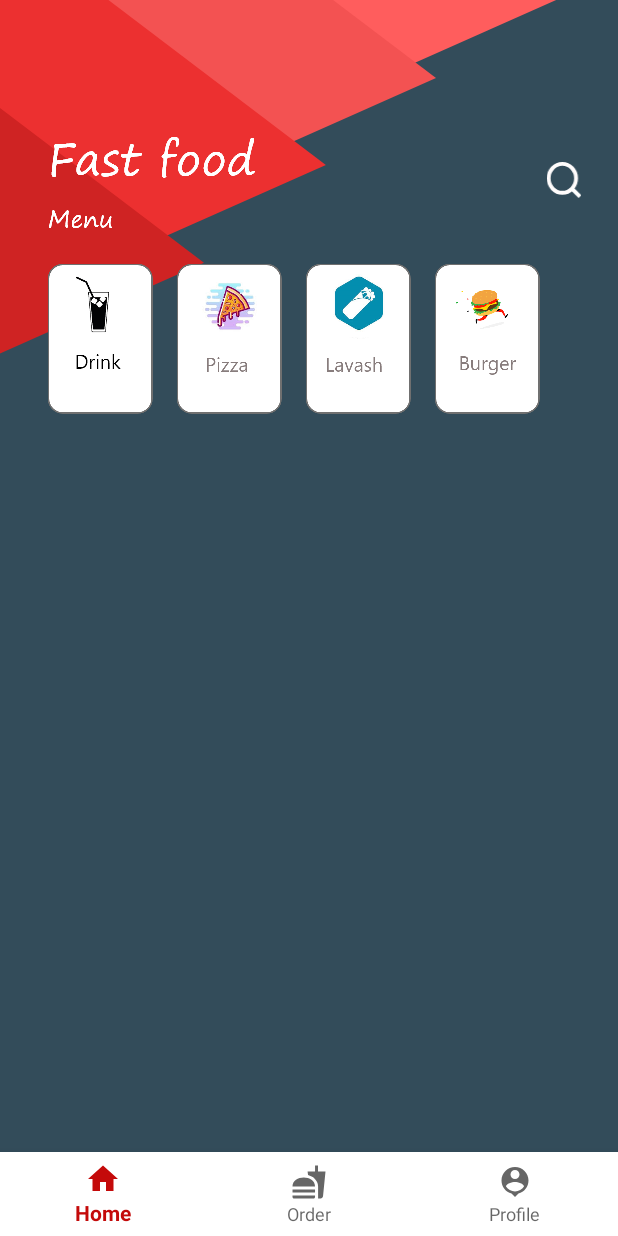
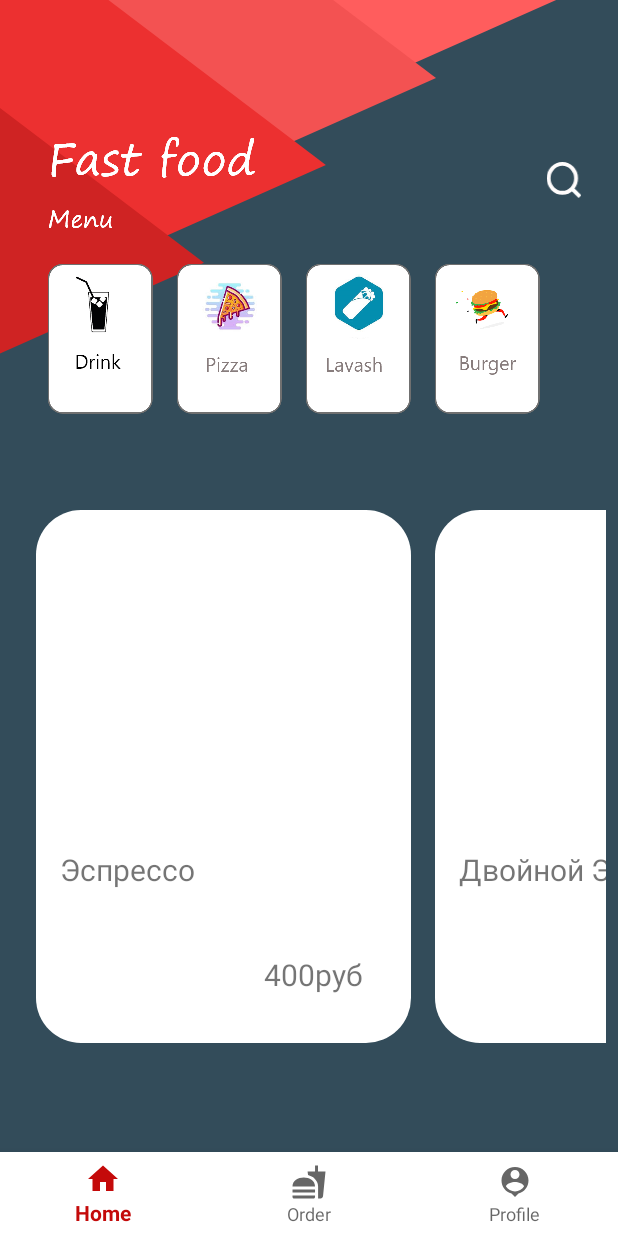
Before and after one commit to Zigfruid/Cafe-appMenu, an Android app: the screen it shows after launch (MenuActivity), after a tap on an icon or button, on a phone screen of 412 x 824 dp. Run offline under Robolectric (Android 15) with nearby library versions, the phone set to English and light mode, and no system bars; our stand-ins replace Room's generated code.

Commit message:
home fragment was done

```diff
--- a/app/src/main/java/com/example/fastfood/CafeeAdapter/MainAdapter.kt
+++ b/app/src/main/java/com/example/fastfood/CafeeAdapter/MainAdapter.kt
@@ -5,22 +5,24 @@ import android.view.View
 import android.view.ViewGroup
 import androidx.recyclerview.widget.RecyclerView
 import com.example.fastfood.R
-import com.example.fastfood.data.ModelCafee.MenuCafe
+import com.example.fastfood.data.ModelCafee.CafeMenu
 import kotlinx.android.synthetic.main.rv_item.view.*
 
 class MainAdapter: RecyclerView.Adapter<MainAdapter.MainViewHolder>() {
 
-    var item: List<MenuCafe> = listOf()
+    var item: List<CafeMenu> = listOf()
     set(value) {
         field = value
         notifyDataSetChanged()
     }
 
+
+
     inner class MainViewHolder(itemView: View) : RecyclerView.ViewHolder(itemView){
 
-        fun popMod(menu: MenuCafe) {
+        fun popMod(menu: CafeMenu) {
             itemView.tvItemProductName.text = menu.nameRus
-            itemView.tvItemProductCost.text = menu.cost
+           itemView.tvItemProductCost?.text = menu.cost
         }
 
     }
--- a/app/src/main/java/com/example/fastfood/Fragments/HomeFragment.kt
+++ b/app/src/main/java/com/example/fastfood/Fragments/HomeFragment.kt
@@ -18,7 +18,6 @@ class HomeFragment: Fragment(R.layout.home_fragment)  {
 
     override fun onViewCreated(view: View, savedInstanceState: Bundle?) {
         super.onViewCreated(view, savedInstanceState)
-
 
         val fragment = FragmentMenu()
         val bundle = Bundle()
--- a/app/src/main/java/com/example/fastfood/MenuRecycleFragment/FragmentMenu.kt
+++ b/app/src/main/java/com/example/fastfood/MenuRecycleFragment/FragmentMenu.kt
@@ -1,28 +1,31 @@
 package com.example.fastfood.MenuRecycleFragment
 
 import android.os.Bundle
+import android.util.Log
 import android.view.View
 import androidx.fragment.app.Fragment
 import com.example.fastfood.CafeeAdapter.MainAdapter
 import com.example.fastfood.Fragments.HomeFragment
 import com.example.fastfood.R
-import com.example.fastfood.data.MenuDataBase
-import com.example.fastfood.data.dao.CafeDao
+import com.example.fastfood.data.MenuDB
+import com.example.fastfood.data.dao.MenuDao
 import kotlinx.android.synthetic.main.fragment_recycler.*
 
 class FragmentMenu : Fragment(R.layout.fragment_recycler) {
 
     private val mAdapter = MainAdapter()
-    lateinit var dao: CafeDao
+    lateinit var dao: MenuDao
 
     override fun onViewCreated(view: View, savedInstanceState: Bundle?) {
         super.onViewCreated(view, savedInstanceState)
         rv1.adapter = mAdapter
         val type = arguments?.getInt(HomeFragment.TYPE_ID) ?:1
-        dao = MenuDataBase.getInstance(requireContext()).dao()
+        dao = MenuDB.getInstance(requireContext()).dao()
         fillData(type)
     }
     private fun fillData(type: Int){
-        mAdapter.item = dao.getAllOfMenu(type)
+        Log.d("modeller", dao.getMenuByType(type).toString())
+        mAdapter.item = dao.getMenuByType(type)
     }
+
 }
--- a/app/src/main/java/com/example/fastfood/data/MenuDataBase.kt
+++ b/app/src/main/java/com/example/fastfood/data/MenuDB.kt
@@ -4,25 +4,23 @@ import android.content.Context
 import androidx.room.Database
 import androidx.room.Room
 import androidx.room.RoomDatabase
-import com.example.fastfood.data.ModelCafee.MenuCafe
-import com.example.fastfood.data.dao.CafeDao
+import com.example.fastfood.data.ModelCafee.CafeMenu
+import com.example.fastfood.data.dao.MenuDao
 
-@Database(entities = [MenuCafe::class], version = 2)
-abstract class MenuDataBase : RoomDatabase() {
-
+@Database(entities = [CafeMenu::class], version = 2)
+abstract class MenuDB : RoomDatabase() {
     companion object{
-        private lateinit var INSTANCE: MenuDataBase
-
-        fun getInstance(context: Context): MenuDataBase =
+        private lateinit var INSTANCE: MenuDB
+        fun getInstance(context: Context) : MenuDB =
             Room.databaseBuilder(
                 context,
-                MenuDataBase::class.java,
+                MenuDB::class.java,
                 "menu-database.db"
+
             )
                 .createFromAsset("menu-database.db")
                 .allowMainThreadQueries()
                 .build()
     }
-
-    abstract fun dao(): CafeDao
+   abstract fun dao():MenuDao
 }
--- /dev/null
+++ b/app/src/main/java/com/example/fastfood/data/ModelCafee/CafeMenu.kt
@@ -0,0 +1,27 @@
+package com.example.fastfood.data.ModelCafee
+
+import androidx.room.ColumnInfo
+import androidx.room.Entity
+import androidx.room.PrimaryKey
+
+@Entity(tableName = "Cafee")
+data class CafeMenu (
+   @PrimaryKey
+   val id: Int,
+
+   @ColumnInfo(name = "type")
+    val type: Int,
+
+   @ColumnInfo(name = "nameRus")
+   val nameRus: String,
+
+   @ColumnInfo(name= "details")
+   val details: String,
+
+   @ColumnInfo(name = "ingredients")
+   val ingredients: String,
+
+   @ColumnInfo(name = "cost")
+   val cost: String
+
+)
--- a/app/src/main/java/com/example/fastfood/data/ModelCafee/MenuCafe.kt
+++ /dev/null
@@ -1,27 +0,0 @@
-package com.example.fastfood.data.ModelCafee
-
-import androidx.room.ColumnInfo
-import androidx.room.Entity
-import androidx.room.PrimaryKey
-
-@Entity(tableName = "Cafee")
-class MenuCafe (
-    @PrimaryKey
-    val id: Int,
-
-    @ColumnInfo(name="type")
-    val type: Int,
-
-    @ColumnInfo(name = "nameRus")
-    val nameRus: String,
-
-    @ColumnInfo(name = "details")
-    val details: String,
-
-    @ColumnInfo(name = "ingredients")
-    val ingredients: String,
-
-    @ColumnInfo(name = "cost")
-    val cost: String
-
-)
--- a/app/src/main/java/com/example/fastfood/data/dao/CafeDao.kt
+++ /dev/null
@@ -1,12 +0,0 @@
-package com.example.fastfood.data.dao
-
-import androidx.room.Dao
-import androidx.room.Query
-import com.example.fastfood.data.ModelCafee.MenuCafe
-
-
-@Dao
-interface CafeDao {
-    @Query("SELECT * FROM Cafee WHERE type = :type")
-    fun getAllOfMenu(type: Int): List<MenuCafe>
-}
--- /dev/null
+++ b/app/src/main/java/com/example/fastfood/data/dao/MenuDao.kt
@@ -0,0 +1,11 @@
+package com.example.fastfood.data.dao
+
+import androidx.room.Dao
+import androidx.room.Query
+import com.example.fastfood.data.ModelCafee.CafeMenu
+
+@Dao
+interface MenuDao {
+    @Query("SELECT * FROM Cafee WHERE type =:type")
+    fun getMenuByType(type: Int): List<CafeMenu>
+}
--- a/app/src/main/java/com/example/fastfood/ui/MenuActivity.kt
+++ b/app/src/main/java/com/example/fastfood/ui/MenuActivity.kt
@@ -12,8 +12,6 @@ import com.example.fastfood.R
 import kotlinx.android.synthetic.main.main_menu.*
 
 class MenuActivity : AppCompatActivity() {
-
-
 
     override fun onCreate(savedInstanceState: Bundle?) {
         super.onCreate(savedInstanceState)
--- a/app/src/main/res/layout/home_fragment.xml
+++ b/app/src/main/res/layout/home_fragment.xml
@@ -70,13 +70,12 @@
         android:layout_marginTop="16dp"
         android:layout_marginStart="8dp"
         android:layout_marginEnd="8dp"
-        android:layout_marginBottom="16dp"
         app:layout_constraintTop_toBottomOf="@id/btnDrink"
         app:layout_constraintStart_toStartOf="parent"
         app:layout_constraintEnd_toEndOf="parent"
         app:layout_constraintBottom_toBottomOf="parent"
         android:layout_width="match_parent"
-        android:layout_height="350dp"/>
+        android:layout_height="380dp"/>
 
 
 </androidx.constraintlayout.widget.ConstraintLayout>
--- a/app/src/main/res/layout/rv_item.xml
+++ b/app/src/main/res/layout/rv_item.xml
@@ -14,7 +14,6 @@
         android:id="@+id/ivItemPhoto"
         app:layout_constraintEnd_toEndOf="parent"
         app:layout_constraintTop_toTopOf="parent"
-        android:src="@drawable/cola"
         android:layout_width="250dp"
         android:layout_height="210dp"/>
 
@@ -29,11 +28,11 @@
     <TextView
         android:id="@+id/tvItemProductCost"
         app:layout_constraintEnd_toEndOf="parent"
-        app:layout_constraintBottom_toBottomOf="@id/tvItemProductName"
-        app:layout_constraintTop_toTopOf="@id/tvItemProductName"
+        app:layout_constraintBottom_toBottomOf="parent"
         android:layout_width="wrap_content"
         android:layout_height="wrap_content"
-        android:layout_marginEnd="8dp"
+        android:layout_marginEnd="16dp"
+        android:layout_marginBottom="16dp"
         android:textSize="20sp"
         android:text="2.5$"/>
 
```
Also changed, not shown: app/src/main/assets/menu-database.db, 1 other file.
